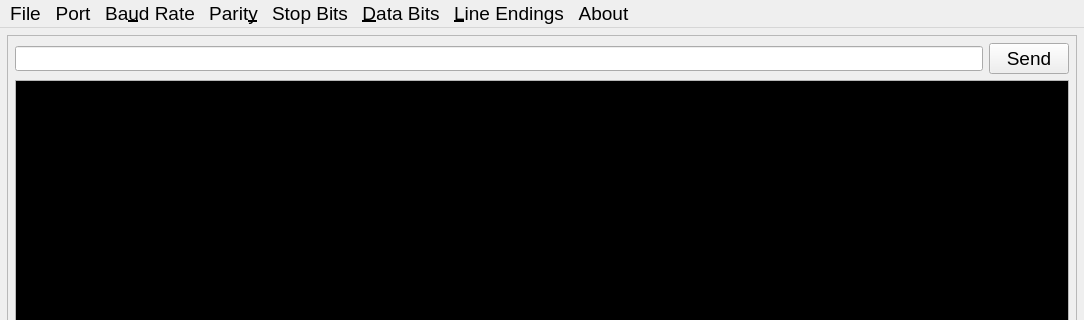
First picture: the form in forms/MainWindow.ui, repository tlewiscpp/QSerialTerminal, before the edit; both pictures show x 0 to 1084 and y 0 to 320 of the 1084 by 724 pixel window.
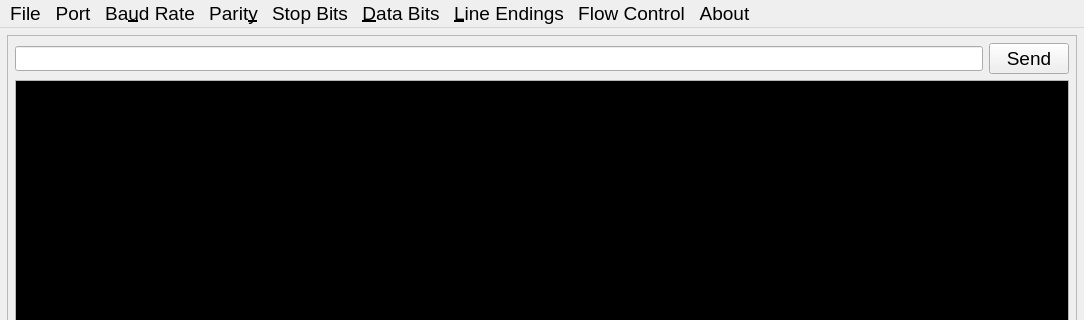
Second picture: the form after the edit. Custom widgets are drawn as their Qt base class.

```diff
--- a/forms/MainWindow.ui
+++ b/forms/MainWindow.ui
@@ -208,7 +208,7 @@
      <x>0</x>
      <y>0</y>
      <width>1084</width>
-     <height>35</height>
+     <height>32</height>
     </rect>
    </property>
    <widget class="QMenu" name="menuFile">
@@ -289,6 +289,16 @@
      <string>Port</string>
     </property>
    </widget>
+   <widget class="QMenu" name="menuFlowControl">
+    <property name="font">
+     <font>
+      <pointsize>14</pointsize>
+     </font>
+    </property>
+    <property name="title">
+     <string>Flow Control</string>
+    </property>
+   </widget>
    <addaction name="menuFile"/>
    <addaction name="menuPortNames"/>
    <addaction name="menuBaudRate"/>
@@ -296,6 +306,7 @@
    <addaction name="menuStopBits"/>
    <addaction name="menuDataBits"/>
    <addaction name="menuLineEndings"/>
+   <addaction name="menuFlowControl"/>
    <addaction name="menuAbout"/>
   </widget>
   <widget class="QStatusBar" name="statusBar"/>
```
Left out of the diff: 24 changed lines with no effect on the pictures.
